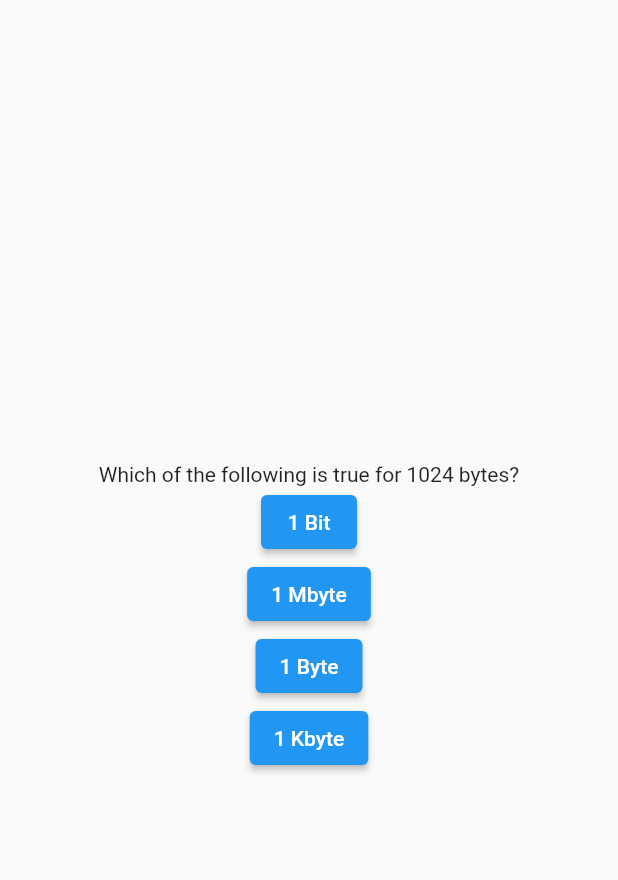
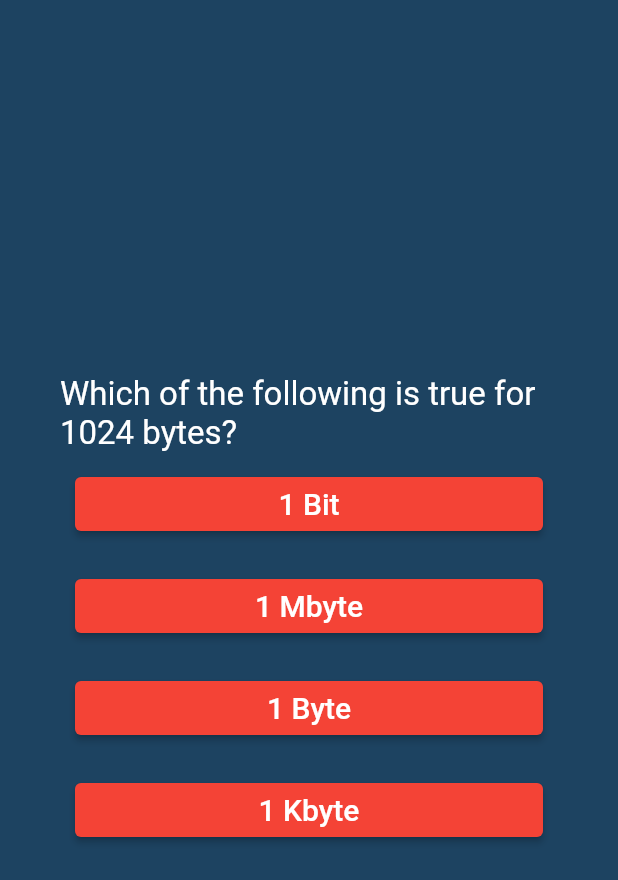
Before and after one commit to oguzhancotur/Tobeto_QuizApp, a Flutter app: the QuestionsScreen screen opened directly, after a tap on "Main Board", on a phone screen of 412 x 824 dp. Shown: the top 880 px of the screen. Run offline on Flutter 3.47's test engine with Material 2 defaults, Android fonts, the phone set to English and light mode, and no system bars.

Commit message:
07.11.2023

```diff
--- a/lib/main.dart
+++ b/lib/main.dart
@@ -1,85 +1,9 @@
 import 'package:flutter/material.dart';
-import 'package:flutter_application_1/data/questions.dart';
+import 'package:flutter_application_1/swiper_screen.dart';
 
 void main() {
-  runApp(const MaterialApp(home: QuestionsScreen()));
+  runApp(const MaterialApp(
+    home: SwiperScreen(),
+    debugShowCheckedModeBanner: false,
+  ));
 }
-
-//Stateless => Ekranda değişime uğramayacak, UI widget
-//CRTL + .
-class StartScreen extends StatelessWidget {
-  const StartScreen({super.key});
-
-  @override
-  Widget build(BuildContext context) {
-    return Scaffold(
-      body: Center(
-        child: Column(
-          mainAxisAlignment: MainAxisAlignment.center,
-          children: [
-            Image.asset(
-              "assets/images/resim.webp",
-              width: 250,
-            ),
-            const Text(
-              "Quiz App",
-              style: TextStyle(
-                  color: Colors.white,
-                  fontSize: 36,
-                  fontWeight: FontWeight.bold),
-            ),
-            OutlinedButton.icon(
-              onPressed: () {},
-              icon: const Icon(Icons.arrow_right_alt),
-              label: const Text("Start"),
-              style: OutlinedButton.styleFrom(
-                  foregroundColor: const Color.fromARGB(255, 247, 240, 219),
-                  padding: EdgeInsets.all(12),
-                  backgroundColor: Color.fromARGB(255, 56, 55, 55)),
-            ),
-          ],
-        ),
-      ),
-    );
-  }
-}
-
-class QuestionsScreen extends StatefulWidget {
-  const QuestionsScreen({Key? key}) : super(key: key);
-
-  @override
-  State<StatefulWidget> createState() => _QuestionsState();
-}
-
-class _QuestionsState extends State<QuestionsScreen> {
-  int questionNumber = 0;
-
-  void changeQuestion() {
-    setState(() {
-      questionNumber++;
-    }); // değişikliklerin ekrana da yansııtılması için gerekli
-  }
-
-  @override
-  Widget build(BuildContext context) {
-    return Scaffold(
-        body: Center(
-      child: Column(
-        mainAxisAlignment: MainAxisAlignment.center,
-        children: [
-          Text(questions[questionNumber].question),
-          ...questions[questionNumber].answers.map((answer) {
-            return ElevatedButton(
-              onPressed: () {
-                if (questionNumber < 3) {
-                  changeQuestion();
-                }
-              },
-              child: Text(answer),
-            );
-          })
-        ],
-      ),
-    ));
-  }
-}
--- /dev/null
+++ b/lib/questions_screen.dart
@@ -0,0 +1,69 @@
+import 'package:flutter/material.dart';
+import 'package:flutter_application_1/data/questions.dart';
+import 'package:flutter_application_1/result_screen.dart';
+
+class QuestionsScreen extends StatefulWidget {
+  const QuestionsScreen({Key? key}) : super(key: key); // Widget in key özelliği
+
+  @override
+  State<StatefulWidget> createState() => _QuestionsState();
+}
+
+class _QuestionsState extends State<QuestionsScreen> {
+  int questionNumber = 0;
+
+  void changeQuestion() {
+    setState(() {
+      if (questions.length - 1 > questionNumber) {
+        questionNumber++;
+      } else {
+        Navigator.push(
+            context as BuildContext,
+            MaterialPageRoute(
+                builder: (context) => ResultScreen(onRestartQuiz: resetQuiz)));
+      }
+    }); // değişikliklerin ekrana da yansııtılması için gerekli
+  }
+
+  void resetQuiz() {
+    setState(() {
+      questionNumber = 0;
+    });
+  }
+
+// Spread operatör ... nın tanımı
+  @override
+  Widget build(BuildContext context) {
+    return Scaffold(
+        backgroundColor: Color.fromARGB(255, 29, 67, 97),
+        body: Center(
+          child: Container(
+            margin: const EdgeInsets.all(40),
+            child: Column(
+              crossAxisAlignment: CrossAxisAlignment.stretch,
+              mainAxisAlignment: MainAxisAlignment.center,
+              children: [
+                Text(
+                  questions[questionNumber].question,
+                  style: TextStyle(fontSize: 22, color: Colors.white),
+                ),
+                ...questions[questionNumber].answers.map((answer) {
+                  return Padding(
+                    padding: const EdgeInsets.all(10.0),
+                    child: ElevatedButton(
+                      style:
+                          ElevatedButton.styleFrom(backgroundColor: Colors.red),
+                      onPressed: changeQuestion,
+                      child: Text(
+                        answer,
+                        style: TextStyle(fontSize: 20),
+                      ),
+                    ),
+                  );
+                })
+              ],
+            ),
+          ),
+        ));
+  }
+}
--- a/pubspec.yaml
+++ b/pubspec.yaml
@@ -59,8 +59,8 @@ flutter:
   uses-material-design: true
 
   # To add assets to your application, add an assets section, like this:
-  # assets:
-     # - assets/images/resim.webp
+  assets:
+     - assets/images/quiz2.png
   #   - images/a_dot_ham.jpeg
 
   # An image asset can refer to one or more resolution-specific "variants", see
```
Also changed, not shown: lib/result_screen.dart (added, +39 -0 lines), lib/start_screen.dart (added, +58 -0 lines), lib/swiper_screen.dart (added, +36 -0 lines), assets/images/01.png (added), assets/images/02.png (added), assets/images/03.png (added), assets/images/quiz2.png (added), assets/images/resim.webp (deleted), 1 other file.
